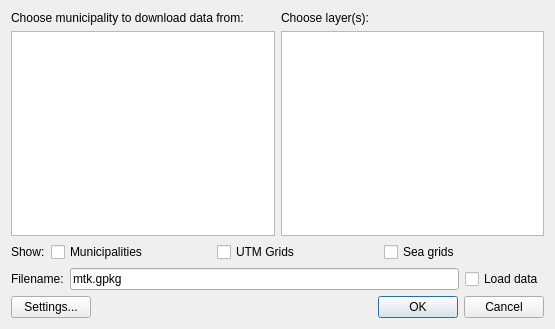
First picture: the form in nlsgpkgloader/resources/ui/nls_geopackage_loader_dialog_municipality_selection.ui, repository GispoCoding/NLSgpkgloader, before the edit.
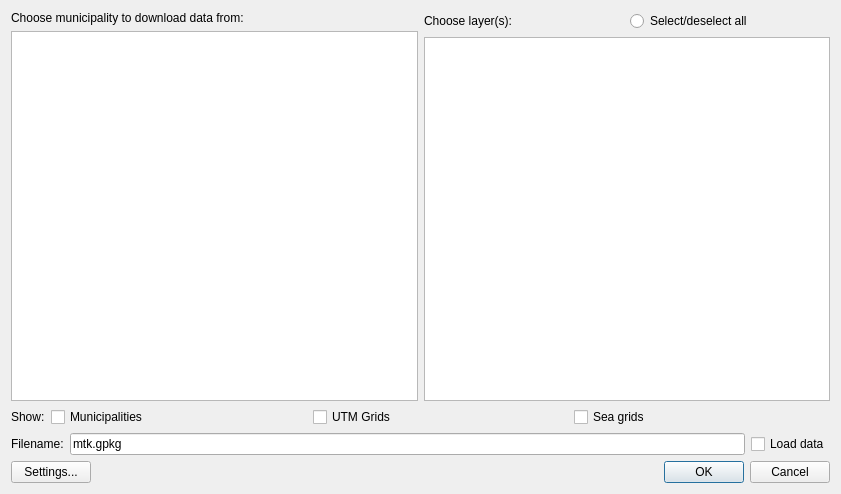
Second picture: the form after the edit. Custom widgets are drawn as their Qt base class.

Commit message:
Add select/deselect all layers button and fix progress bar type error (#37)
* Add select/deselect all layers button and fix progress bar value error

* Minor improvement

Diff of the .ui file:
```diff
--- a/nlsgpkgloader/resources/ui/nls_geopackage_loader_dialog_municipality_selection.ui
+++ b/nlsgpkgloader/resources/ui/nls_geopackage_loader_dialog_municipality_selection.ui
@@ -6,8 +6,8 @@
    <rect>
     <x>0</x>
     <y>0</y>
-    <width>555</width>
-    <height>329</height>
+    <width>841</width>
+    <height>494</height>
    </rect>
   </property>
   <property name="windowTitle">
@@ -45,11 +45,34 @@
        <item>
         <layout class="QVBoxLayout" name="verticalLayout_2">
          <item>
+          <layout class="QHBoxLayout" name="horizontalLayout_4">
+           <item>
           <widget class="QLabel" name="label_2">
+             <property name="sizePolicy">
+              <sizepolicy hsizetype="Preferred" vsizetype="Preferred">
+               <horstretch>0</horstretch>
+               <verstretch>0</verstretch>
+              </sizepolicy>
+             </property>
+             <property name="minimumSize">
+              <size>
+               <width>100</width>
+               <height>17</height>
+              </size>
+             </property>
            <property name="text">
             <string>Choose layer(s):</string>
            </property>
           </widget>
+           </item>
+           <item>
+            <widget class="QRadioButton" name="selectDeselectAll">
+             <property name="text">
+              <string>Select/deselect all</string>
+             </property>
+            </widget>
+           </item>
+          </layout>
          </item>
          <item>
           <widget class="QListWidget" name="productListWidget">
```
Lines whose indentation alone changed are shown as unchanged. The commit also changes 1 other file.
